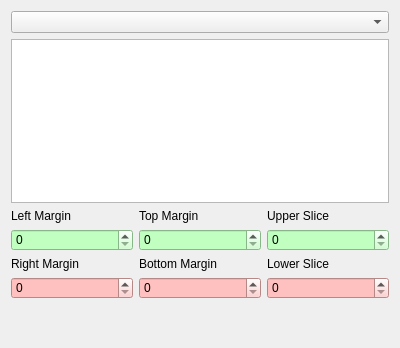
Before: the Qt Designer form plugins/CountingRegion/CountingRegionPanel.ui in FelixdelasPozas/EspINA, drawn with Qt 5.
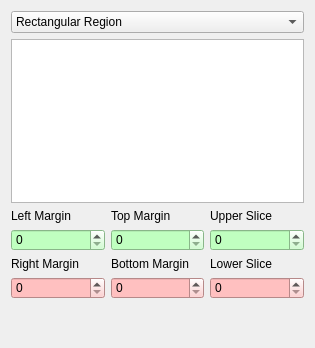
After: the same form once the commit is applied. Icons and pictures are not drawn.

Commit message:
Modify Counting Region Panel
- Combo now is used to select which type of region we want
  to craete
- Add Create Region and Remove Region instead of former buttons
- Tree view shows user desired visibility for the regions

Diff of the .ui file:
```diff
--- a/plugins/CountingRegion/CountingRegionPanel.ui
+++ b/plugins/CountingRegion/CountingRegionPanel.ui
@@ -6,7 +6,7 @@
    <rect>
     <x>0</x>
     <y>0</y>
-    <width>400</width>
+    <width>315</width>
     <height>348</height>
    </rect>
   </property>
@@ -15,15 +15,25 @@
   </property>
   <layout class="QVBoxLayout" name="verticalLayout">
    <item>
-    <widget class="QComboBox" name="regions"/>
-   </item>
-   <item>
-    <widget class="QTreeView" name="regionView">
-     <property name="headerHidden">
-      <bool>true</bool>
+    <widget class="QComboBox" name="regionType">
+     <property name="currentIndex">
+      <number>1</number>
      </property>
+     <item>
+      <property name="text">
+       <string>Adaptative Region</string>
+      </property>
+     </item>
+     <item>
+      <property name="text">
+       <string>Rectangular Region</string>
+      </property>
+     </item>
     </widget>
    </item>
+   <item>
+    <widget class="QTreeView" name="regionView"/>
+   </item>
    <item>
     <layout class="QGridLayout" name="gridLayout">
      <item row="3" column="1">
```
Left out of the diff: 8 changed lines with no effect on the pictures. The commit also changes 8 other files.
